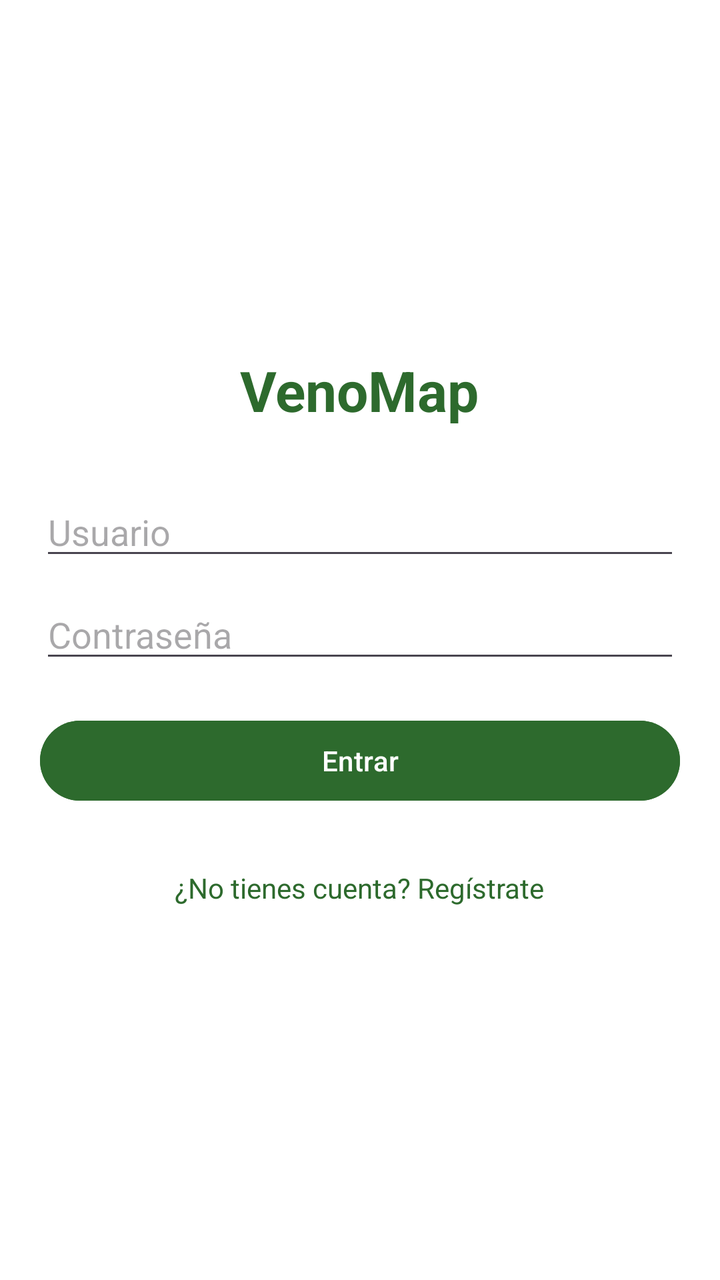
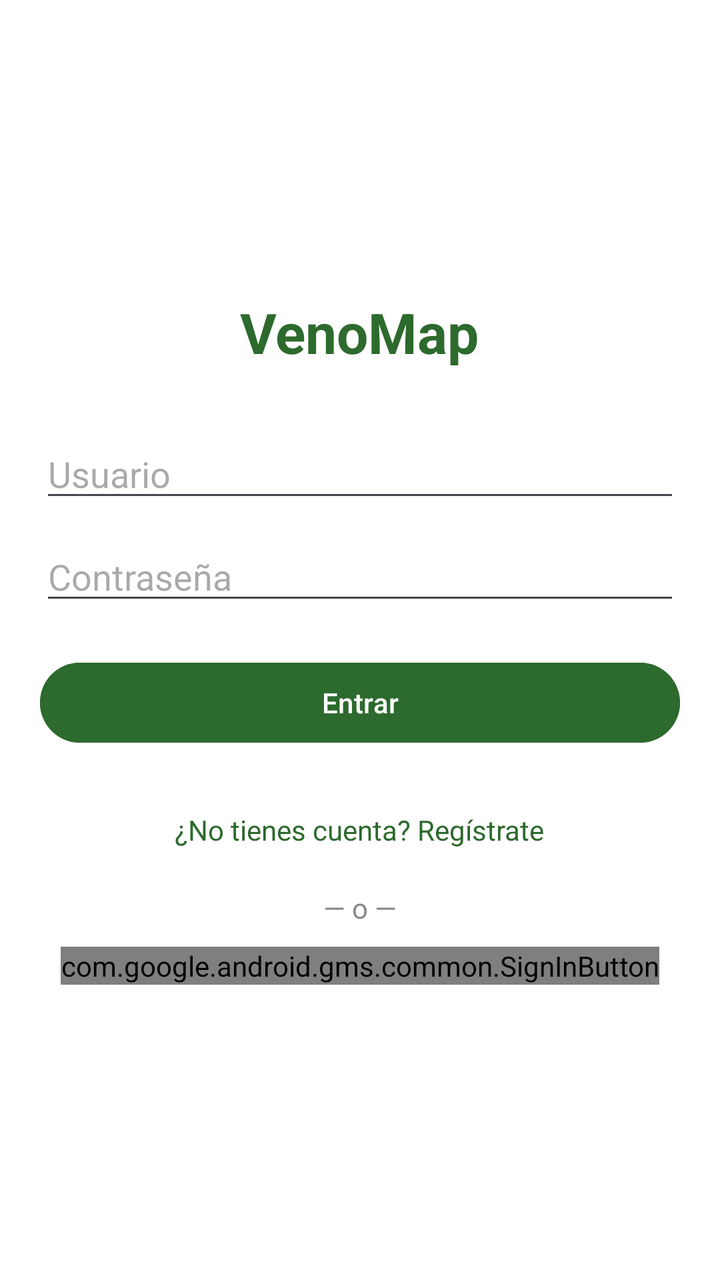

The first picture is an Android layout as it rendered before a commit; the second is the same layout after the commit. The layout source and the unified diff follow.
<!-- AndroidManifest.xml: application theme Theme.AppVenenos -->
<!-- res/layout/activity_login.xml -->
<?xml version="1.0" encoding="utf-8"?>
<LinearLayout xmlns:android="http://schemas.android.com/apk/res/android"
    android:layout_width="match_parent"
    android:layout_height="match_parent"
    android:orientation="vertical"
    android:padding="20dp"
    android:gravity="center"
    android:background="#FFFFFF">

    <TextView
        android:layout_width="wrap_content"
        android:layout_height="wrap_content"
        android:text="VenoMap"
        android:textSize="28sp"
        android:textStyle="bold"
        android:textColor="#2D6A2D"
        android:layout_marginBottom="30dp"/>

    <EditText
        android:id="@+id/etUsuario"
        android:layout_width="match_parent"
        android:layout_height="wrap_content"
        android:hint="Usuario"
        android:inputType="text" />

    <EditText
        android:id="@+id/etPassword"
        android:layout_width="match_parent"
        android:layout_height="wrap_content"
        android:hint="Contraseña"
        android:inputType="textPassword"
        android:layout_marginTop="10dp"/>

    <Button
        android:id="@+id/btnLogin"
        android:layout_width="match_parent"
        android:layout_height="wrap_content"
        android:text="Entrar"
        android:layout_marginTop="20dp"
        android:backgroundTint="#2D6A2D"/>

    <TextView
        android:id="@+id/tvRegistro"
        android:layout_width="wrap_content"
        android:layout_height="wrap_content"
        android:text="¿No tienes cuenta? Regístrate"
        android:textColor="#2D6A2D"
        android:layout_marginTop="20dp"
        android:padding="10dp"
        android:textSize="14sp" />

</LinearLayout>
<!-- resources referenced by this layout -->
<resources>
  <style name="Theme.AppVenenos" parent="Base.Theme.AppVenenos" />
  <style name="Base.Theme.AppVenenos" parent="Theme.Material3.DayNight.NoActionBar">
          <item name="colorPrimary">#2D6A2D</item>
          <item name="colorPrimaryVariant">#1B4D1B</item>
          <item name="android:statusBarColor">#2D6A2D</item>
      </style>
</resources>

<!-- the commit's change to res/layout/activity_login.xml (unified diff, before → after) -->
@@ -49,4 +49,18 @@
         android:padding="10dp"
         android:textSize="14sp" />
 
+    <TextView
+        android:layout_width="wrap_content"
+        android:layout_height="wrap_content"
+        android:text="— o —"
+        android:textColor="#888888"
+        android:layout_marginTop="10dp"
+        android:textSize="14sp" />
+
+    <com.google.android.gms.common.SignInButton
+        android:id="@+id/btnGoogle"
+        android:layout_width="wrap_content"
+        android:layout_height="wrap_content"
+        android:layout_marginTop="10dp" />
+
 </LinearLayout>
